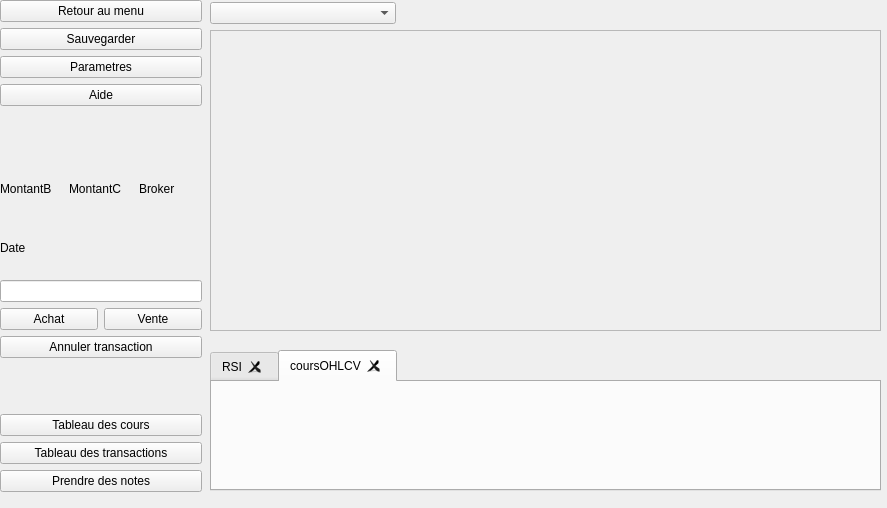
Old version of the form source/TradingSimulator/modemanuelwidget.ui in the repository VSahanaa/LO21_TrandingSimulator.
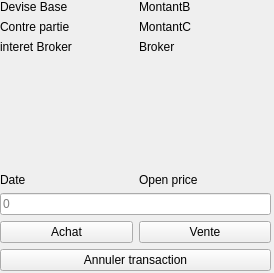
New version of the form.

What changed in the file:
```diff
--- a/source/TradingSimulator/modemanuelwidget.ui
+++ b/source/TradingSimulator/modemanuelwidget.ui
@@ -6,174 +6,112 @@
    <rect>
     <x>0</x>
     <y>0</y>
-    <width>887</width>
-    <height>508</height>
+    <width>274</width>
+    <height>273</height>
    </rect>
   </property>
   <property name="windowTitle">
    <string>Form</string>
   </property>
-  <widget class="QFrame" name="frame_chandelier">
-   <property name="geometry">
-    <rect>
-     <x>210</x>
-     <y>30</y>
-     <width>671</width>
-     <height>301</height>
-    </rect>
-   </property>
-   <property name="frameShape">
-    <enum>QFrame::StyledPanel</enum>
-   </property>
-   <property name="frameShadow">
-    <enum>QFrame::Raised</enum>
-   </property>
-  </widget>
-  <widget class="QTabWidget" name="tabWidget_autres">
-   <property name="geometry">
-    <rect>
-     <x>210</x>
-     <y>350</y>
-     <width>671</width>
-     <height>141</height>
-    </rect>
-   </property>
-   <property name="currentIndex">
-    <number>1</number>
-   </property>
-   <property name="tabsClosable">
-    <bool>true</bool>
-   </property>
-   <property name="movable">
-    <bool>true</bool>
-   </property>
-   <property name="tabBarAutoHide">
-    <bool>false</bool>
-   </property>
-   <widget class="QWidget" name="tab_RSI">
-    <attribute name="title">
-     <string>RSI</string>
-    </attribute>
-   </widget>
-   <widget class="QWidget" name="tab_coursOHLVC">
-    <attribute name="title">
-     <string>coursOHLCV</string>
-    </attribute>
-   </widget>
-  </widget>
-  <widget class="QWidget" name="layoutWidget_2">
-   <property name="geometry">
-    <rect>
-     <x>210</x>
-     <y>0</y>
-     <width>186</width>
-     <height>27</height>
-    </rect>
-   </property>
-   <layout class="QHBoxLayout" name="HL_indicateur">
-    <item>
-     <widget class="QComboBox" name="addIndicateur"/>
-    </item>
-   </layout>
-  </widget>
   <widget class="QWidget" name="layoutWidget">
    <property name="geometry">
     <rect>
      <x>0</x>
      <y>0</y>
-     <width>202</width>
-     <height>492</height>
+     <width>271</width>
+     <height>271</height>
     </rect>
    </property>
    <layout class="QVBoxLayout" name="VL_menu">
-    <item>
-     <layout class="QVBoxLayout" name="VL_menuFichier">
-      <item>
-       <widget class="QPushButton" name="pushButton_retourMenu">
-        <property name="text">
-         <string>Retour au menu</string>
-        </property>
-       </widget>
-      </item>
-      <item>
-       <widget class="QPushButton" name="pushButton_sauvegarder">
-        <property name="text">
-         <string>Sauvegarder</string>
-        </property>
-       </widget>
-      </item>
-      <item>
-       <widget class="QPushButton" name="pushButton_parametre">
-        <property name="text">
-         <string>Parametres</string>
-        </property>
-       </widget>
-      </item>
-      <item>
-       <widget class="QPushButton" name="pushButton_aide">
-        <property name="text">
-         <string>Aide</string>
-        </property>
-       </widget>
-      </item>
-     </layout>
-    </item>
-    <item>
-     <spacer name="VSpacer_menuFichierTimer">
-      <property name="orientation">
-       <enum>Qt::Vertical</enum>
-      </property>
-      <property name="sizeType">
-       <enum>QSizePolicy::Fixed</enum>
-      </property>
-      <property name="sizeHint" stdset="0">
-       <size>
-        <width>20</width>
-        <height>50</height>
-       </size>
-      </property>
-     </spacer>
-    </item>
     <item>
      <layout class="QVBoxLayout" name="VL_menuTransaction">
-      <item>
-       <layout class="QHBoxLayout" name="HL_infoMontant">
-        <item>
-         <widget class="QLabel" name="label_montantBase">
-          <property name="text">
-           <string>MontantB</string>
-          </property>
-         </widget>
-        </item>
-        <item>
-         <widget class="QLabel" name="label_montantContrepartie">
-          <property name="text">
-           <string>MontantC</string>
-          </property>
-         </widget>
-        </item>
-        <item>
-         <widget class="QLabel" name="label_broker">
-          <property name="text">
-           <string>Broker</string>
-          </property>
-         </widget>
-        </item>
-       </layout>
-      </item>
       <item>
        <layout class="QHBoxLayout" name="HL_infoDate">
         <item>
+         <layout class="QGridLayout" name="gridLayout_2">
+          <item row="0" column="1">
+           <widget class="QLabel" name="label_montantBase">
+            <property name="text">
+             <string>MontantB</string>
+            </property>
+           </widget>
+          </item>
+          <item row="2" column="0">
+           <widget class="QLabel" name="label_2">
+            <property name="text">
+             <string>Contre partie</string>
+            </property>
+           </widget>
+          </item>
+          <item row="3" column="1">
+           <widget class="QLabel" name="label_broker">
+            <property name="text">
+             <string>Broker</string>
+            </property>
+           </widget>
+          </item>
+          <item row="3" column="0">
+           <widget class="QLabel" name="label_3">
+            <property name="text">
+             <string>interet Broker</string>
+            </property>
+           </widget>
+          </item>
+          <item row="0" column="0">
+           <widget class="QLabel" name="label">
+            <property name="text">
+             <string>Devise Base</string>
+            </property>
+           </widget>
+          </item>
+          <item row="2" column="1">
+           <widget class="QLabel" name="label_montantContrepartie">
+            <property name="text">
+             <string>MontantC</string>
+            </property>
+           </widget>
+          </item>
+         </layout>
+        </item>
+       </layout>
+      </item>
+      <item>
+       <spacer name="verticalSpacer">
+        <property name="orientation">
+         <enum>Qt::Vertical</enum>
+        </property>
+        <property name="sizeHint" stdset="0">
+         <size>
+          <width>20</width>
+          <height>40</height>
+         </size>
+        </property>
+       </spacer>
+      </item>
+      <item>
+       <layout class="QHBoxLayout" name="horizontalLayout">
+        <item>
          <widget class="QLabel" name="label_date">
           <property name="text">
            <string>Date</string>
           </property>
          </widget>
         </item>
+        <item>
+         <widget class="QLabel" name="openPrice">
+          <property name="text">
+           <string>Open price</string>
+          </property>
+         </widget>
+        </item>
        </layout>
       </item>
       <item>
-       <widget class="QLineEdit" name="lineEdit_montant"/>
+       <widget class="QLineEdit" name="lineEdit_montant">
+        <property name="placeholderText">
+         <string>0</string>
+        </property>
+       </widget>
       </item>
       <item>
        <layout class="QHBoxLayout" name="HL_achatvente">
@@ -202,47 +140,6 @@
       </item>
      </layout>
     </item>
-    <item>
-     <spacer name="VSpacer_menuTransactionMenuOption">
-      <property name="orientation">
-       <enum>Qt::Vertical</enum>
-      </property>
-      <property name="sizeType">
-       <enum>QSizePolicy::Fixed</enum>
-      </property>
-      <property name="sizeHint" stdset="0">
-       <size>
-        <width>20</width>
-        <height>50</height>
-       </size>
-      </property>
-     </spacer>
-    </item>
-    <item>
-     <layout class="QVBoxLayout" name="VL_menuOptions">
-      <item>
-       <widget class="QPushButton" name="pushButton_tabCoursOHLCV">
-        <property name="text">
-         <string>Tableau des cours</string>
-        </property>
-       </widget>
-      </item>
-      <item>
-       <widget class="QPushButton" name="pushButton_tabTransaction">
-        <property name="text">
-         <string>Tableau des transactions</string>
-        </property>
-       </widget>
-      </item>
-      <item>
-       <widget class="QPushButton" name="pushButton_prendreNote">
-        <property name="text">
-         <string>Prendre des notes</string>
-        </property>
-       </widget>
-      </item>
-     </layout>
-    </item>
    </layout>
   </widget>
  </widget>
```
